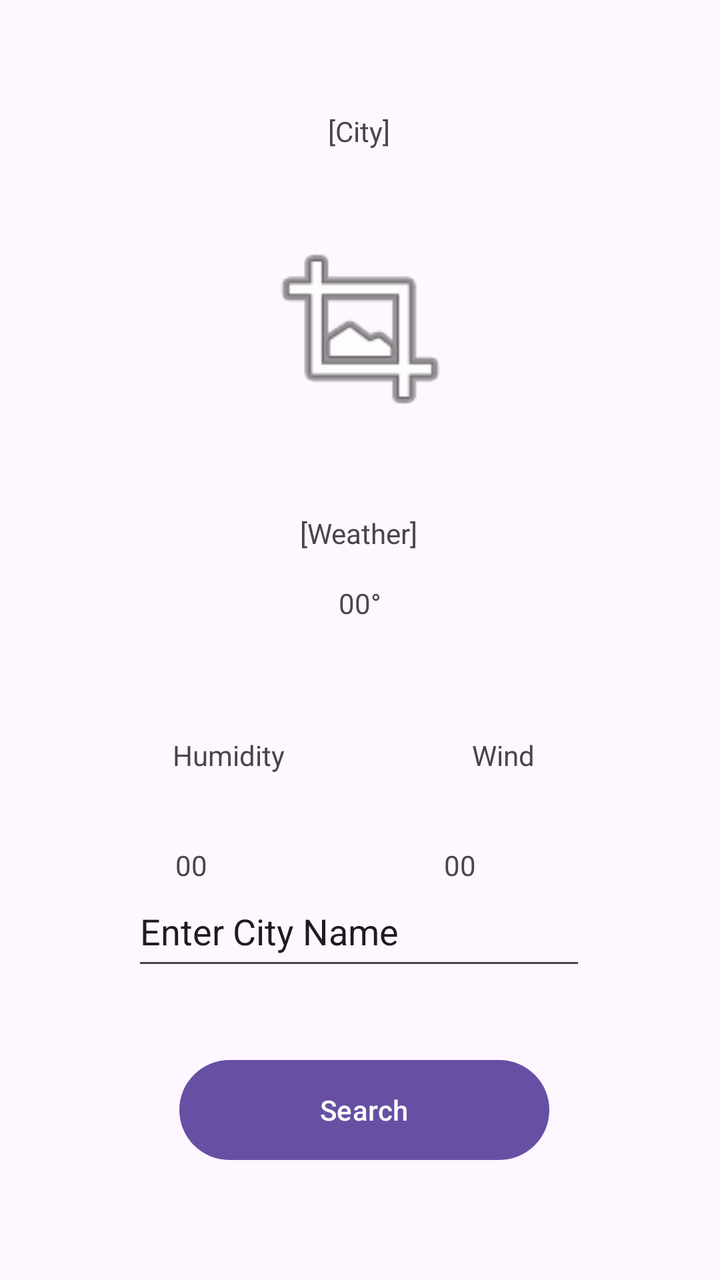
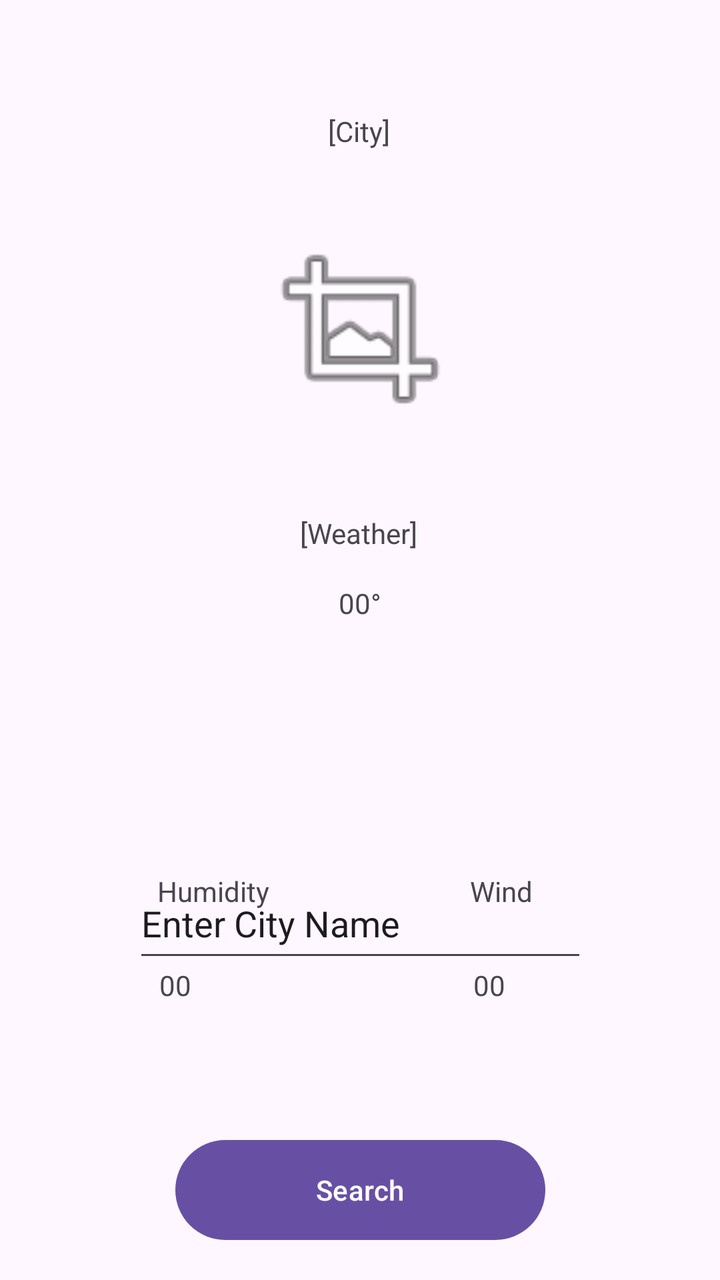

The first picture is an Android layout as it rendered before a commit; the second is the same layout after the commit. The layout source and the unified diff follow.
<!-- AndroidManifest.xml: application theme Theme.AndroidWeather -->
<!-- res/layout/activity_main.xml -->
<?xml version="1.0" encoding="utf-8"?>
<androidx.constraintlayout.widget.ConstraintLayout xmlns:android="http://schemas.android.com/apk/res/android"
    xmlns:app="http://schemas.android.com/apk/res-auto"
    xmlns:tools="http://schemas.android.com/tools"
    android:id="@+id/main"
    android:layout_width="match_parent"
    android:layout_height="match_parent"
    tools:context=".MainActivity">

    <TextView
        android:id="@+id/cityText"
        android:layout_width="wrap_content"
        android:layout_height="wrap_content"
        android:layout_marginTop="56dp"
        android:text="@string/city"
        app:layout_constraintEnd_toEndOf="parent"
        app:layout_constraintHorizontal_bias="0.498"
        app:layout_constraintStart_toStartOf="parent"
        app:layout_constraintTop_toTopOf="parent" />

    <ImageView
        android:id="@+id/imageView"
        android:layout_width="103dp"
        android:layout_height="106dp"
        android:layout_marginTop="36dp"
        app:layout_constraintEnd_toEndOf="parent"
        app:layout_constraintStart_toStartOf="parent"
        app:layout_constraintTop_toBottomOf="@+id/cityText"
        app:srcCompat="@android:drawable/ic_menu_crop" />

    <Button
        android:id="@+id/btnSearch"
        android:layout_width="185dp"
        android:layout_height="58dp"
        android:layout_marginBottom="56dp"
        android:text="@string/search"
        app:layout_constraintBottom_toBottomOf="parent"
        app:layout_constraintEnd_toEndOf="parent"
        app:layout_constraintHorizontal_bias="0.513"
        app:layout_constraintStart_toStartOf="parent" />

    <EditText
        android:id="@+id/cityInput"
        android:layout_width="227dp"
        android:layout_height="52dp"
        android:layout_marginBottom="36dp"
        android:ems="10"
        android:inputType="text"
        android:text="@string/enter_city_name"
        app:layout_constraintBottom_toTopOf="@+id/btnSearch"
        app:layout_constraintEnd_toEndOf="parent"
        app:layout_constraintHorizontal_bias="0.497"
        app:layout_constraintStart_toStartOf="parent" />

    <TextView
        android:id="@+id/humidityLabel"
        android:layout_width="wrap_content"
        android:layout_height="wrap_content"
        android:layout_marginTop="368dp"
        android:text="@string/humidity"
        app:layout_constraintEnd_toEndOf="parent"
        app:layout_constraintHorizontal_bias="0.284"
        app:layout_constraintStart_toStartOf="parent"
        app:layout_constraintTop_toTopOf="parent" />

    <TextView
        android:id="@+id/windLabel"
        android:layout_width="wrap_content"
        android:layout_height="wrap_content"
        android:layout_marginTop="368dp"
        android:text="@string/wind"
        app:layout_constraintEnd_toEndOf="parent"
        app:layout_constraintHorizontal_bias="0.718"
        app:layout_constraintStart_toStartOf="parent"
        app:layout_constraintTop_toTopOf="parent" />

    <TextView
        android:id="@+id/humidityText"
        android:layout_width="wrap_content"
        android:layout_height="wrap_content"
        android:layout_marginTop="36dp"
        android:text="00"
        app:layout_constraintEnd_toEndOf="parent"
        app:layout_constraintHorizontal_bias="0.255"
        app:layout_constraintStart_toStartOf="parent"
        app:layout_constraintTop_toBottomOf="@+id/humidityLabel" />

    <TextView
        android:id="@+id/windText"
        android:layout_width="wrap_content"
        android:layout_height="wrap_content"
        android:layout_marginTop="36dp"
        android:text="00"
        app:layout_constraintEnd_toEndOf="parent"
        app:layout_constraintHorizontal_bias="0.645"
        app:layout_constraintStart_toStartOf="parent"
        app:layout_constraintTop_toBottomOf="@+id/windLabel" />

    <TextView
        android:id="@+id/weatherText"
        android:layout_width="wrap_content"
        android:layout_height="wrap_content"
        android:layout_marginTop="40dp"
        android:text="@string/weather"
        app:layout_constraintEnd_toEndOf="parent"
        app:layout_constraintHorizontal_bias="0.498"
        app:layout_constraintStart_toStartOf="parent"
        app:layout_constraintTop_toBottomOf="@+id/imageView" />

    <TextView
        android:id="@+id/tempText"
        android:layout_width="wrap_content"
        android:layout_height="wrap_content"
        android:layout_marginTop="16dp"
        android:text="00°"
        app:layout_constraintEnd_toEndOf="parent"
        app:layout_constraintStart_toStartOf="parent"
        app:layout_constraintTop_toBottomOf="@+id/weatherText" />

</androidx.constraintlayout.widget.ConstraintLayout>
<!-- resources referenced by this layout -->
<resources>
  <string name="city">[City]</string>
  <string name="enter_city_name">Enter City Name</string>
  <string name="humidity">Humidity</string>
  <string name="search">Search</string>
  <string name="weather">[Weather]</string>
  <string name="wind">Wind</string>
  <style name="Theme.AndroidWeather" parent="Base.Theme.AndroidWeather" />
  <style name="Base.Theme.AndroidWeather" parent="Theme.Material3.DayNight.NoActionBar">
          
          
      </style>
</resources>

<!-- the commit's change to res/layout/activity_main.xml (unified diff, before → after) -->
@@ -32,45 +32,43 @@
         android:id="@+id/btnSearch"
         android:layout_width="185dp"
         android:layout_height="58dp"
-        android:layout_marginBottom="56dp"
+        android:layout_marginBottom="16dp"
         android:text="@string/search"
         app:layout_constraintBottom_toBottomOf="parent"
         app:layout_constraintEnd_toEndOf="parent"
-        app:layout_constraintHorizontal_bias="0.513"
         app:layout_constraintStart_toStartOf="parent" />
 
     <EditText
         android:id="@+id/cityInput"
         android:layout_width="227dp"
         android:layout_height="52dp"
-        android:layout_marginBottom="36dp"
+        android:layout_marginBottom="80dp"
         android:ems="10"
         android:inputType="text"
         android:text="@string/enter_city_name"
         app:layout_constraintBottom_toTopOf="@+id/btnSearch"
         app:layout_constraintEnd_toEndOf="parent"
-        app:layout_constraintHorizontal_bias="0.497"
         app:layout_constraintStart_toStartOf="parent" />
+
+    <TextView
+        android:id="@+id/windLabel"
+        android:layout_width="wrap_content"
+        android:layout_height="wrap_content"
+        android:layout_marginTop="436dp"
+        android:text="@string/wind"
+        app:layout_constraintEnd_toEndOf="parent"
+        app:layout_constraintHorizontal_bias="0.715"
+        app:layout_constraintStart_toStartOf="parent"
+        app:layout_constraintTop_toTopOf="parent" />
 
     <TextView
         android:id="@+id/humidityLabel"
         android:layout_width="wrap_content"
         android:layout_height="wrap_content"
-        android:layout_marginTop="368dp"
+        android:layout_marginTop="436dp"
         android:text="@string/humidity"
         app:layout_constraintEnd_toEndOf="parent"
-        app:layout_constraintHorizontal_bias="0.284"
-        app:layout_constraintStart_toStartOf="parent"
-        app:layout_constraintTop_toTopOf="parent" />
-
-    <TextView
-        android:id="@+id/windLabel"
-        android:layout_width="wrap_content"
-        android:layout_height="wrap_content"
-        android:layout_marginTop="368dp"
-        android:text="@string/wind"
-        app:layout_constraintEnd_toEndOf="parent"
-        app:layout_constraintHorizontal_bias="0.718"
+        app:layout_constraintHorizontal_bias="0.259"
         app:layout_constraintStart_toStartOf="parent"
         app:layout_constraintTop_toTopOf="parent" />
 
@@ -78,10 +76,10 @@
         android:id="@+id/humidityText"
         android:layout_width="wrap_content"
         android:layout_height="wrap_content"
-        android:layout_marginTop="36dp"
+        android:layout_marginTop="28dp"
         android:text="00"
         app:layout_constraintEnd_toEndOf="parent"
-        app:layout_constraintHorizontal_bias="0.255"
+        app:layout_constraintHorizontal_bias="0.232"
         app:layout_constraintStart_toStartOf="parent"
         app:layout_constraintTop_toBottomOf="@+id/humidityLabel" />
 
@@ -89,10 +87,10 @@
         android:id="@+id/windText"
         android:layout_width="wrap_content"
         android:layout_height="wrap_content"
-        android:layout_marginTop="36dp"
+        android:layout_marginTop="28dp"
         android:text="00"
         app:layout_constraintEnd_toEndOf="parent"
-        app:layout_constraintHorizontal_bias="0.645"
+        app:layout_constraintHorizontal_bias="0.688"
         app:layout_constraintStart_toStartOf="parent"
         app:layout_constraintTop_toBottomOf="@+id/windLabel" />
 
